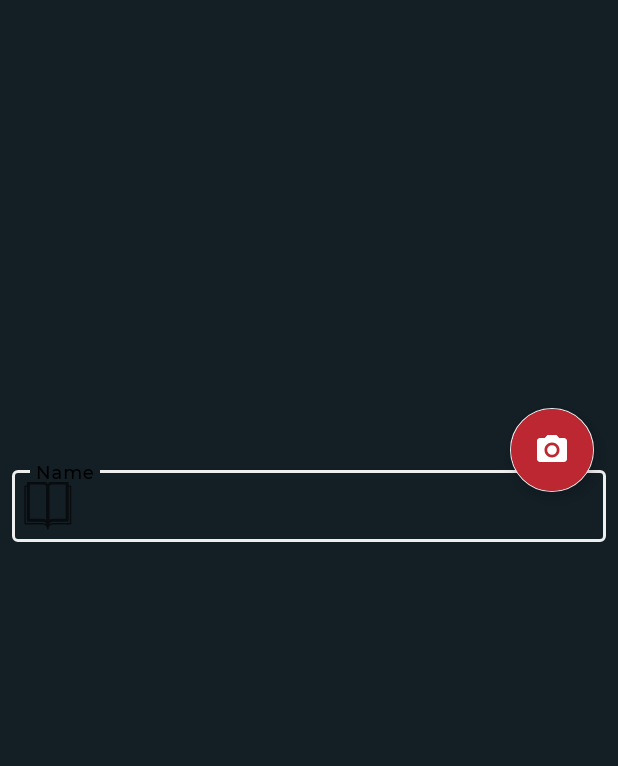
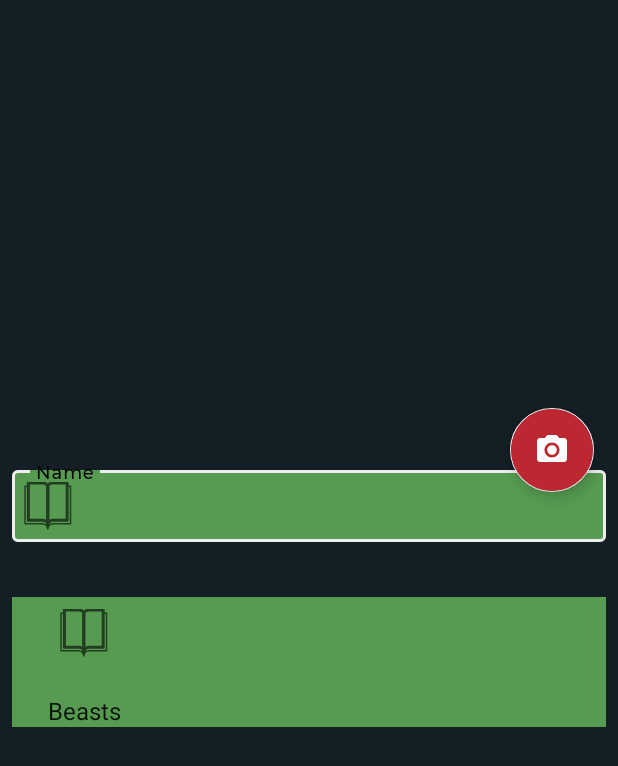
Before and after one commit to cuervolu/TheWitchersCodex, an Android app: the fragment CreateMonsterFragment shown on its own in the app's theme, on a phone screen of 412 x 824 dp. Shown: the top 766 px of the screen. Run offline under Robolectric (Android 15) with nearby library versions, the phone set to English and light mode, and no system bars; our stand-ins replace Dagger/Hilt's generated code; network calls fail.

Commit message:
feat(twitch): added Create Monster Entry Fragment

```diff
--- a/app/src/main/java/com/cuervolu/witcherscodex/ui/bestiary/BestiaryFragment.kt
+++ b/app/src/main/java/com/cuervolu/witcherscodex/ui/bestiary/BestiaryFragment.kt
@@ -42,7 +42,8 @@ class BestiaryFragment : Fragment() {
 
     override fun onViewCreated(view: View, savedInstanceState: Bundle?) {
         super.onViewCreated(view, savedInstanceState)
-        bestiaryAdapter = BestiaryAdapter(viewLifecycleOwner.lifecycle) { monster -> onItemSelected(monster) }
+        bestiaryAdapter =
+            BestiaryAdapter(viewLifecycleOwner.lifecycle) { monster -> onItemSelected(monster) }
         setBestiaryAdapter()
         getMonsters()
         setProgressBarAccordingToLoadState()
@@ -67,6 +68,12 @@ class BestiaryFragment : Fragment() {
                 return false
             }
         })
+
+        fab = binding.fab
+
+        fab.setOnClickListener {
+            replaceFragment(CreateMonsterFragment.newInstance())
+        }
         }
 
         private fun getMonsters() {
@@ -96,4 +103,11 @@ class BestiaryFragment : Fragment() {
             }
         }
 
+
+        private fun replaceFragment(fragment: Fragment) {
+            val transaction = requireActivity().supportFragmentManager.beginTransaction()
+            transaction.replace(R.id.fragment_container, fragment)
+            transaction.addToBackStack(null)
+            transaction.commit()
         }
+    }
--- a/app/src/main/java/com/cuervolu/witcherscodex/ui/bestiary/CreateMonsterFragment.kt
+++ b/app/src/main/java/com/cuervolu/witcherscodex/ui/bestiary/CreateMonsterFragment.kt
@@ -6,6 +6,9 @@ import androidx.fragment.app.Fragment
 import android.view.LayoutInflater
 import android.view.View
 import android.view.ViewGroup
+import android.widget.AdapterView
+import android.widget.ArrayAdapter
+import android.widget.Spinner
 import androidx.fragment.app.viewModels
 import com.cuervolu.witcherscodex.R
 import com.cuervolu.witcherscodex.databinding.FragmentCreateMonsterBinding
@@ -14,7 +17,7 @@ import com.cuervolu.witcherscodex.ui.dashboard.FactsViewModel
 import dagger.hilt.android.AndroidEntryPoint
 
 @AndroidEntryPoint
-class CreateMonsterFragment : Fragment() {
+class CreateMonsterFragment : Fragment(), AdapterView.OnItemSelectedListener {
 
     companion object {
         fun newInstance() = CreateMonsterFragment()
@@ -22,6 +25,8 @@ class CreateMonsterFragment : Fragment() {
 
     private val viewModel: CreateMonsterViewModel by viewModels()
     private lateinit var binding: FragmentCreateMonsterBinding
+    private lateinit var spinner: Spinner
+    private lateinit var type: String
 
     override fun onCreateView(
         inflater: LayoutInflater, container: ViewGroup?,
@@ -31,6 +36,23 @@ class CreateMonsterFragment : Fragment() {
         return binding.root
     }
 
+    override fun onViewCreated(view: View, savedInstanceState: Bundle?) {
+        super.onViewCreated(view, savedInstanceState)
+        spinner = binding.typesSpinner
+        context?.let { ArrayAdapter.createFromResource(it, R.array.types_array, android.R.layout.simple_spinner_item) }.also {
+            it?.setDropDownViewResource(android.R.layout.simple_spinner_dropdown_item)
+            spinner.adapter = it
+
+        }
+    }
+
+    override fun onItemSelected(parent: AdapterView<*>?, view: View?, position: Int, id: Long) {
+        type = parent?.getItemAtPosition(position).toString()
+    }
+
+    override fun onNothingSelected(parent: AdapterView<*>?) {
+        return
+    }
 
 
 }
--- a/app/src/main/res/layout/fragment_create_monster.xml
+++ b/app/src/main/res/layout/fragment_create_monster.xml
@@ -26,6 +26,7 @@
 
             <com.google.android.material.textfield.TextInputLayout
                 style="@style/FormTextInputLayout"
+                app:boxBackgroundColor="@color/accent"
                 android:layout_width="match_parent"
                 android:layout_height="wrap_content"
                 android:layout_margin="@dimen/common_min_padding"
@@ -43,6 +44,26 @@
                     android:inputType="text"
                     android:textColor="@color/black" />
             </com.google.android.material.textfield.TextInputLayout>
+
+            <com.google.android.material.textfield.TextInputLayout
+                style="@style/FormTextInputLayout"
+                android:background="@color/accent"
+                android:layout_width="match_parent"
+                android:layout_height="wrap_content"
+                android:layout_margin="@dimen/common_min_padding"
+                android:hint="@string/type"
+                android:textColorHint="@color/secondary"
+                android:theme="@style/Widget.AppCompat.DropDownItem.Spinner"
+                app:hintTextColor="@color/secondary"
+                app:startIconDrawable="@drawable/guide">
+
+                <Spinner
+                    android:prompt="@string/type"
+                    android:id="@+id/types_spinner"
+                    android:background="@color/accent"
+                    android:layout_width="match_parent"
+                    android:layout_height="wrap_content" />
+            </com.google.android.material.textfield.TextInputLayout>
         </LinearLayout>
     </androidx.core.widget.NestedScrollView>
 
--- a/app/src/main/res/values/strings.xml
+++ b/app/src/main/res/values/strings.xml
@@ -73,4 +73,18 @@
     <string name="add_fun_fact">Add Fun Fact</string>
     <string name="add_a_monster_image_bruh">Add a monster image bruh</string>
     <string name="name">Name</string>
+    <string name="type">Type</string>
+    <string-array name="types_array">
+        <item>Beasts</item>
+        <item>Cursed Ones</item>
+        <item>Draconids</item>
+        <item>Elementa</item>
+        <item>Hybrids</item>
+        <item>Insectoids</item>
+        <item>Necrophages</item>
+        <item>Ogroids</item>
+        <item>Relicts</item>
+        <item>Specters</item>
+        <item>Vampires</item>
+    </string-array>
 </resources>
--- a/build.gradle.kts
+++ b/build.gradle.kts
@@ -5,7 +5,7 @@ buildscript {
 }
 // Top-level build file where you can add configuration options common to all sub-projects/modules.
 plugins {
-    id("com.android.application") version "8.1.2" apply false
+    id("com.android.application") version "8.1.3" apply false
     id("org.jetbrains.kotlin.android") version "1.9.10" apply false
     id("com.google.gms.google-services") version "4.3.15" apply false
     id("com.google.dagger.hilt.android") version "2.48" apply false
```
Lines whose indentation alone changed are shown as unchanged.
